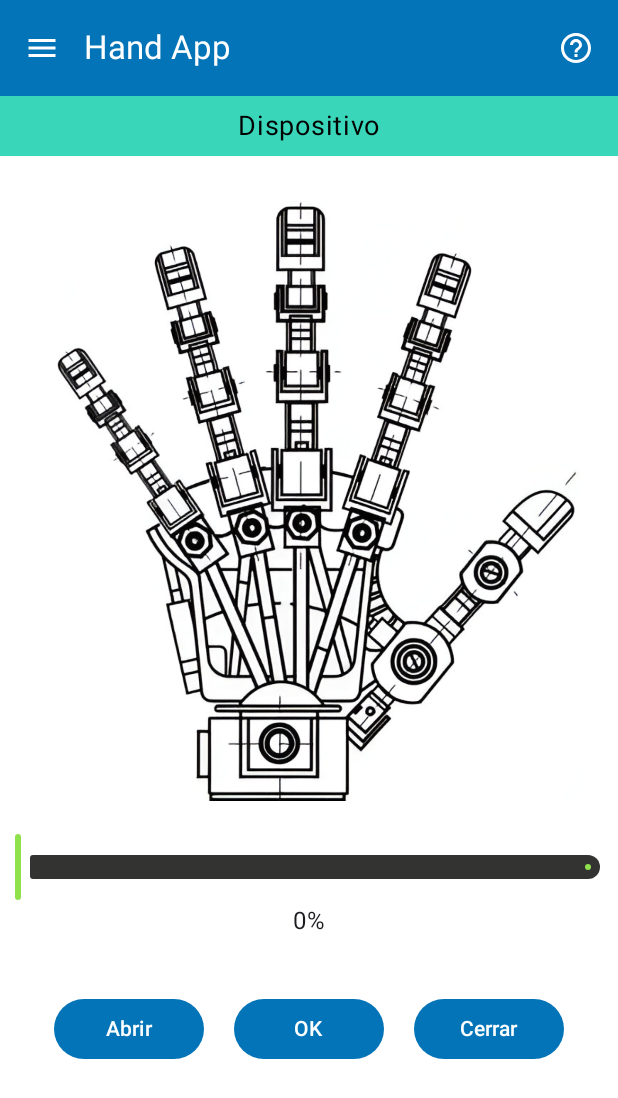
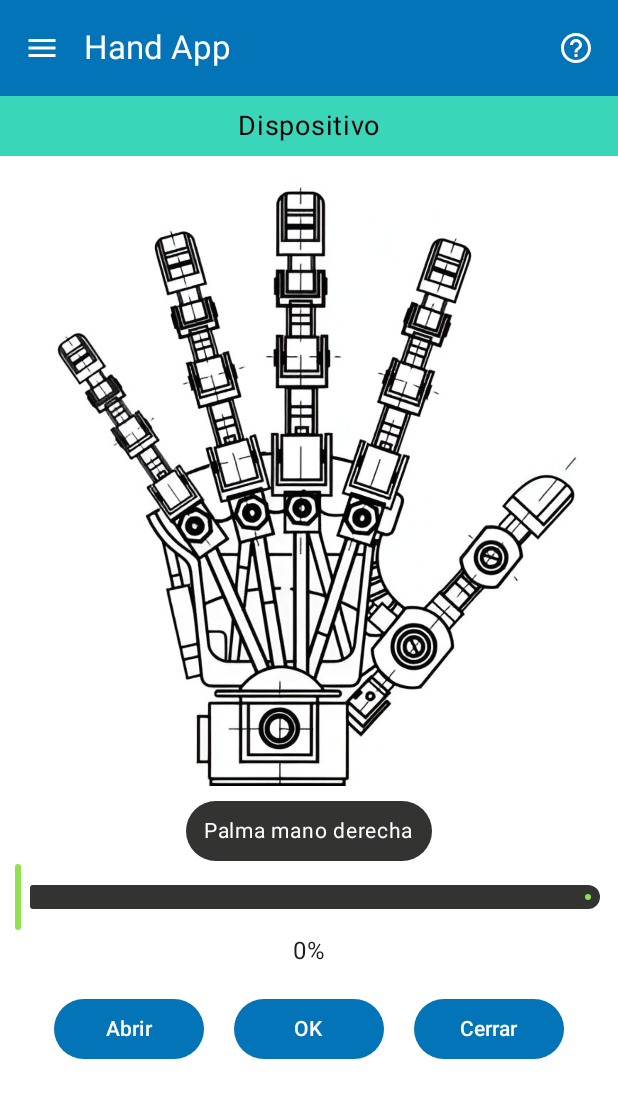
Before and after one commit to laboratorioAI/HandAppMobile-EPN, an Android app built with Jetpack Compose: the screen it shows after launch (MainActivity), on a phone screen of 412 x 824 dp. Shown: the top 1098 px of the screen. Run offline under Robolectric (Android 15) with nearby library versions, the phone set to English and light mode, and no system bars; our stand-ins replace accompanist.

Commit message:
Hand identification on screen by message

```diff
--- a/app/src/main/java/com/example/handappmobile_epn/ui/screen/AboutScreen.kt
+++ b/app/src/main/java/com/example/handappmobile_epn/ui/screen/AboutScreen.kt
@@ -235,7 +235,7 @@ fun AboutScreen() {
         // Version Text
         Text(
             text = "versión 1.0.0",
-            fontSize = 12.sp,
+            fontSize = 14.sp,
             color = Color.Gray,
             modifier = Modifier.padding(16.dp)
         )
--- a/app/src/main/java/com/example/handappmobile_epn/ui/screen/HomeScreen.kt
+++ b/app/src/main/java/com/example/handappmobile_epn/ui/screen/HomeScreen.kt
@@ -18,6 +18,7 @@ import androidx.compose.foundation.layout.padding
 import androidx.compose.foundation.layout.size
 import androidx.compose.foundation.layout.width
 import androidx.compose.foundation.rememberScrollState
+import androidx.compose.foundation.shape.RoundedCornerShape
 import androidx.compose.foundation.verticalScroll
 import androidx.compose.material.icons.Icons
 import androidx.compose.material.icons.automirrored.filled.Help
@@ -38,10 +39,12 @@ import androidx.compose.runtime.remember
 import androidx.compose.runtime.setValue
 import androidx.compose.ui.Alignment
 import androidx.compose.ui.Modifier
+import androidx.compose.ui.draw.clip
 import androidx.compose.ui.draw.rotate
 import androidx.compose.ui.graphics.Color
 import androidx.compose.ui.platform.LocalContext
 import androidx.compose.ui.res.colorResource
+import androidx.compose.ui.text.font.FontWeight
 import androidx.compose.ui.tooling.preview.Preview
 import androidx.compose.ui.unit.Dp
 import androidx.compose.ui.unit.dp
@@ -50,6 +53,7 @@ import androidx.navigation.NavController
 import com.example.handappmobile_epn.R
 import com.example.handappmobile_epn.bt.BluetoothConnectionManager
 import com.example.handappmobile_epn.bt.BluetoothHelper
+import com.example.handappmobile_epn.navigation.AppScreens
 import com.example.handappmobile_epn.ui.components.HandController
 import com.example.handappmobile_epn.ui.components.MenuLateralScreen
 import com.example.handappmobile_epn.ui.components.ViewContainer
@@ -177,7 +181,7 @@ fun HomeScreen(bluetoothConnectionManager: BluetoothConnectionManager) {
             )
         }
 
-        Spacer(modifier = Modifier.height(30.dp))
+        Spacer(modifier = Modifier.height(20.dp))
 
         val funcionHandiEpn: (String, Boolean) -> Unit = { nombre, estado ->
             var indices = mutableStateListOf<Int>()
@@ -281,6 +285,26 @@ fun HomeScreen(bluetoothConnectionManager: BluetoothConnectionManager) {
             onDedoPulsado = funcionSeleccionada
         )
 
+
+        Spacer(modifier = Modifier.height(10.dp))
+
+
+
+        Box(
+            modifier = Modifier
+                .height(40.dp)
+                .clip(RoundedCornerShape(22.dp))  // Curvatura de las esquinas
+                .background(colorResource(id = R.color.app_dark))
+                .padding(12.dp, 0.dp),
+            contentAlignment = Alignment.Center
+        ) {
+            Text(
+                text = "Palma mano derecha",
+                fontSize = 14.sp,
+                color = Color.White
+            )
+        }
+
         ///////////////////
         /* Slider */
         ///////////////////
@@ -289,8 +313,6 @@ fun HomeScreen(bluetoothConnectionManager: BluetoothConnectionManager) {
         var isSliderMoving by remember { mutableStateOf(false) }
         var sliderValue by remember { mutableStateOf(0f) }
         var sliderChangedTimestamp by remember { mutableStateOf(0L) }
-
-        Spacer(modifier = Modifier.height(20.dp))
 
         Slider(
             value = sliderValue,
@@ -359,7 +381,7 @@ fun HomeScreen(bluetoothConnectionManager: BluetoothConnectionManager) {
             String.format("%.0f%%", sliderValue),
         )
 
-        Spacer(modifier = Modifier.height(40.dp))
+        Spacer(modifier = Modifier.height(20.dp))
 
         ///////////////////////////
         /* Botones abrir, cerrar y OK */
```
